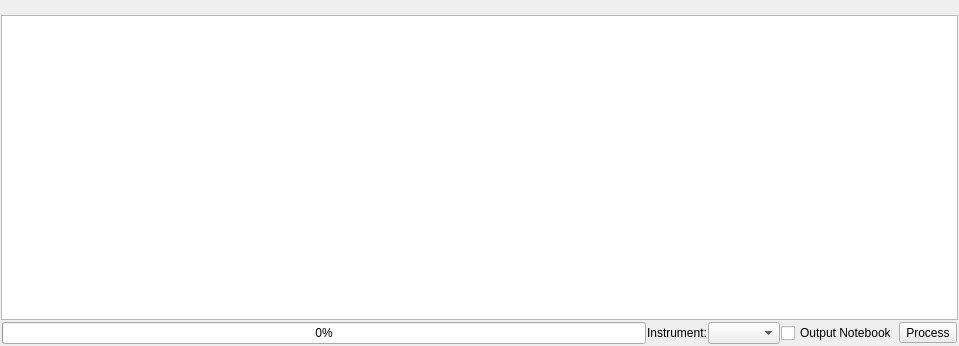
yxqd/mantid, file qt/widgets/common/inc/MantidQtWidgets/Common/Batch/BatchWidget.ui: the form before one commit.
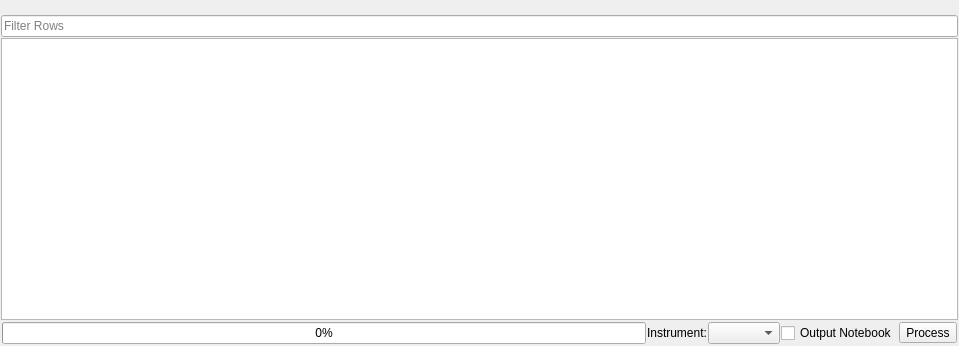
The form after the commit. Icons and pictures are not drawn. Custom widgets are drawn as their Qt base class.

What changed in the file:
```diff
--- a/qt/widgets/common/inc/MantidQtWidgets/Common/Batch/BatchWidget.ui
+++ b/qt/widgets/common/inc/MantidQtWidgets/Common/Batch/BatchWidget.ui
@@ -38,6 +38,13 @@
        </property>
       </widget>
      </item>
+     <item>
+      <widget class="QLineEdit" name="filterEdit">
+       <property name="placeholderText">
+        <string>Filter Rows</string>
+       </property>
+      </widget>
+     </item>
      <item>
       <widget class="MantidQt::MantidWidgets::Batch::JobTreeView" name="viewTable">
        <property name="sizePolicy">
```
